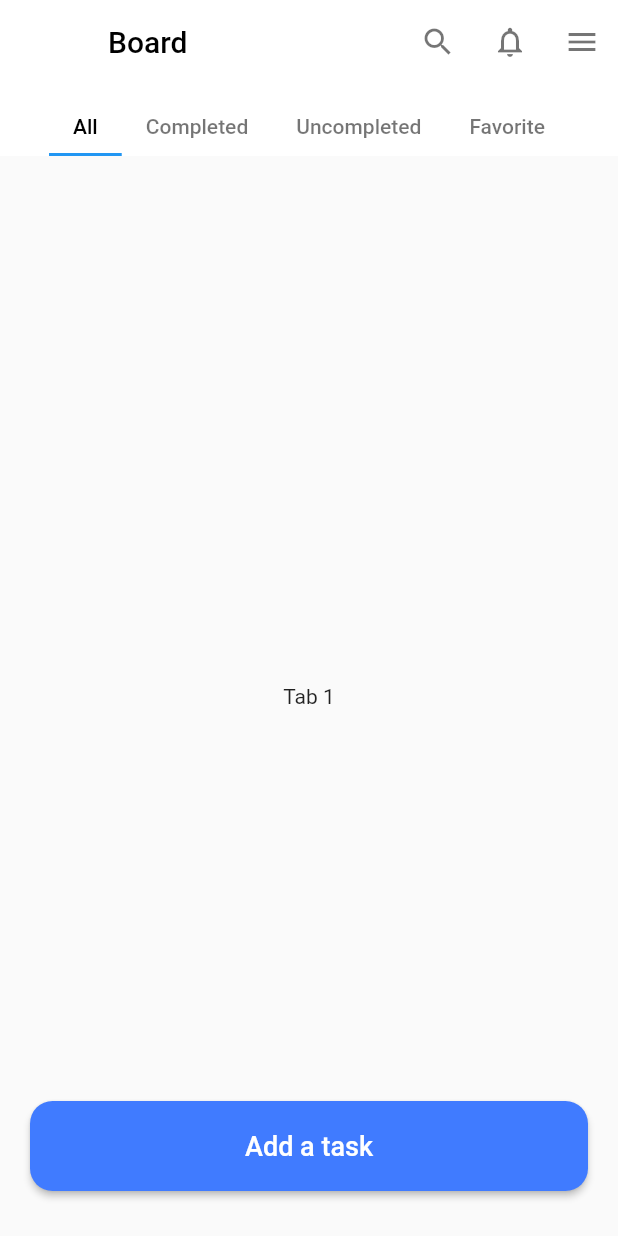
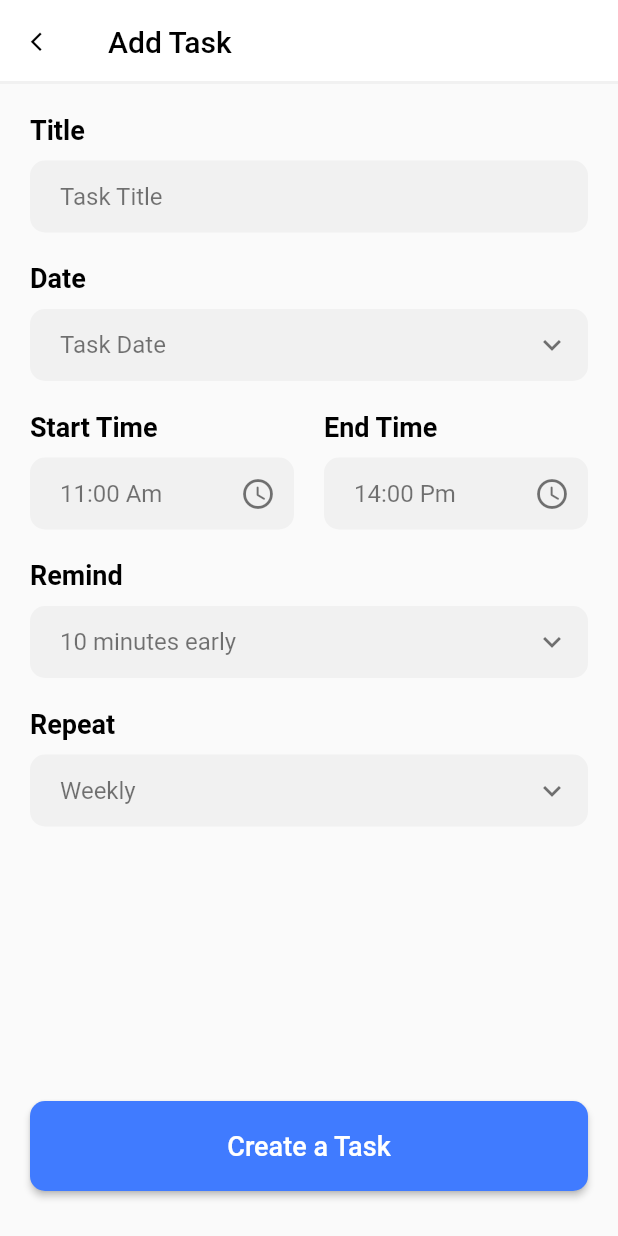
Before and after one commit to josephmaged/Algoriza_ToDoList, a Flutter app: the BoardWidget screen opened directly, after a tap on "Add a task", on a phone screen of 412 x 824 dp. Run offline on Flutter 3.47's test engine with Material 2 defaults, Android fonts, the phone set to English and light mode, and no system bars.

Commit message:
add task screen

```diff
--- /dev/null
+++ b/lib/features/add_task/presentation/pages/add_task_page.dart
@@ -0,0 +1,15 @@
+import 'package:flutter/material.dart';
+import 'package:to_do_list/features/add_task/presentation/widgets/add_task_widget.dart';
+import 'package:to_do_list/features/board/presentation/widgets/board_widget.dart';
+import 'package:to_do_list/features/on_boarding/presentation/widgets/onboarding_widget.dart';
+
+class AddTaskPage extends StatelessWidget {
+  static const String ID = 'AddTaskPage';
+
+  const AddTaskPage({Key? key}) : super(key: key);
+
+  @override
+  Widget build(BuildContext context) {
+    return const AddTaskWidget();
+  }
+}
--- /dev/null
+++ b/lib/features/add_task/presentation/widgets/add_task_widget.dart
@@ -0,0 +1,172 @@
+import 'package:flutter/cupertino.dart';
+import 'package:flutter/material.dart';
+import 'package:to_do_list/config/const.dart';
+import 'package:to_do_list/features/add_task/presentation/widgets/reusable_text.dart';
+import 'package:to_do_list/features/add_task/presentation/widgets/reusable_text_form.dart';
+import 'package:to_do_list/features/widgets/reusable_button.dart';
+
+class AddTaskWidget extends StatelessWidget {
+  const AddTaskWidget({Key? key}) : super(key: key);
+
+  @override
+  Widget build(BuildContext context) {
+    return Scaffold(
+      appBar: AppBar(
+        backgroundColor: Colors.white,
+        elevation: 0,
+        title: const Text(
+          'Add Task',
+          style: TextStyle(color: kBlackColor),
+        ),
+        foregroundColor: kBlackColor,
+        leading: IconButton(
+          onPressed: () => Navigator.of(context).pop(),
+          iconSize: 15,
+          icon: const Icon(Icons.arrow_back_ios),
+        ),
+        shape: const Border(
+          bottom: BorderSide(color: kLightColor, width: 2),
+        ),
+      ),
+      body: SizedBox(
+        height: MediaQuery.of(context).size.height,
+        child: Stack(
+          children: [
+            Padding(
+              padding: const EdgeInsets.all(20),
+              child: SingleChildScrollView(
+                child: Column(
+                  crossAxisAlignment: CrossAxisAlignment.start,
+                  children: [
+                    const ReusableText(
+                      text: 'Title',
+                    ),
+                    const SizedBox(
+                      height: 10,
+                    ),
+                    const ReusableTextForm(
+                      hitText: 'Task Title',
+                    ),
+                    const SizedBox(
+                      height: 20,
+                    ),
+                    const ReusableText(text: 'Date'),
+                    const SizedBox(
+                      height: 10,
+                    ),
+                    GestureDetector(
+                      onTap: () {},
+                      child: const ReusableTextForm(
+                        hitText: 'Task Date',
+                        enabled: false,
+                        suffixIcon: Icon(
+                          Icons.keyboard_arrow_down,
+                          color: kLightBlackColor,
+                        ),
+                      ),
+                    ),
+                    const SizedBox(
+                      height: 20,
+                    ),
+                    Row(
+                      mainAxisAlignment: MainAxisAlignment.spaceBetween,
+                      children: [
+                        Expanded(
+                          flex: 1,
+                          child: Column(
+                            crossAxisAlignment: CrossAxisAlignment.start,
+                            children: [
+                              const ReusableText(text: 'Start Time'),
+                              const SizedBox(
+                                height: 10,
+                              ),
+                              GestureDetector(
+                                onTap: () {},
+                                child: const ReusableTextForm(
+                                  hitText: '11:00 Am',
+                                  enabled: false,
+                                  suffixIcon: Icon(
+                                    Icons.access_time_rounded,
+                                    color: kLightBlackColor,
+                                  ),
+                                ),
+                              ),
+                            ],
+                          ),
+                        ),
+                        const SizedBox(width: 20,),
+                        Expanded(
+                          flex: 1,
+                          child: Column(
+                            crossAxisAlignment: CrossAxisAlignment.start,
+                            children: [
+                              const ReusableText(text: 'End Time'),
+                              const SizedBox(
+                                height: 10,
+                              ),
+                              GestureDetector(
+                                onTap: () {},
+                                child: const ReusableTextForm(
+                                  hitText: '14:00 Pm',
+                                  enabled: false,
+                                  suffixIcon: Icon(
+                                    Icons.access_time_rounded,
+                                    color: kLightBlackColor,
+                                  ),
+                                ),
+                              ),
+                            ],
+                          ),
+                        )
+                      ],
+                    ),
+                    const SizedBox(
+                      height: 20,
+                    ),
+                    const ReusableText(text: 'Remind'),
+                    const SizedBox(
+                      height: 10,
+                    ),
+                    GestureDetector(
+                      onTap: () {},
+                      child: const ReusableTextForm(
+                        hitText: '10 minutes early',
+                        enabled: false,
+                        suffixIcon: Icon(
+                          Icons.keyboard_arrow_down,
+                          color: kLightBlackColor,
+                        ),
+                      ),
+                    ),
+                    const SizedBox(
+                      height: 20,
+                    ),
+                    const ReusableText(text: 'Repeat'),
+                    const SizedBox(
+                      height: 10,
+                    ),
+                    GestureDetector(
+                      onTap: () {},
+                      child: const ReusableTextForm(
+                        hitText: 'Weekly',
+                        enabled: false,
+                        suffixIcon: Icon(
+                          Icons.keyboard_arrow_down,
+                          color: kLightBlackColor,
+                        ),
+                      ),
+                    ),
+                    const SizedBox(
+                      height: 80,
+                    )
+                  ],
+                ),
+              ),
+            ),
+            ReusableButton(text: 'Create a Task', onPressed: (){})
+          ],
+        ),
+      ),
+    );
+  }
+}
--- /dev/null
+++ b/lib/features/add_task/presentation/widgets/reusable_text.dart
@@ -0,0 +1,23 @@
+import 'package:flutter/material.dart';
+import 'package:to_do_list/config/const.dart';
+
+class ReusableText extends StatelessWidget {
+  final String text;
+
+  const ReusableText({
+    Key? key,
+    required this.text
+  }) : super(key: key);
+
+  @override
+  Widget build(BuildContext context) {
+    return Text(
+      text,
+      style: const TextStyle(
+          color: kBlackColor,
+          fontSize: 18,
+          fontWeight: FontWeight.bold
+      ),
+    );
+  }
+}
--- /dev/null
+++ b/lib/features/add_task/presentation/widgets/reusable_text_form.dart
@@ -0,0 +1,40 @@
+import 'dart:ui';
+
+import 'package:flutter/material.dart';
+import 'package:to_do_list/config/const.dart';
+
+class ReusableTextForm extends StatelessWidget {
+  final String hitText;
+  final bool enabled;
+  final Widget? suffixIcon;
+ // final TextEditingController controller;
+
+  const ReusableTextForm({
+    Key? key,
+    required this.hitText,
+    this.enabled = true,
+    this.suffixIcon,
+    //required this.controller
+  }) : super(key: key);
+
+  @override
+  Widget build(BuildContext context) {
+    return TextFormField(
+      keyboardType: TextInputType.name,
+     // controller: controller,
+      decoration: InputDecoration(
+        contentPadding: const EdgeInsets.symmetric(horizontal: 20),
+        border: OutlineInputBorder(
+          borderRadius: BorderRadius.circular(10),
+          borderSide: BorderSide.none,
+        ),
+        hintText: hitText,
+        hintStyle: const TextStyle(color: kLightBlackColor),
+        filled: true,
+        fillColor: kLightColor,
+        enabled: enabled,
+        suffixIcon: suffixIcon,
+      ),
+    );
+  }
+}
--- a/lib/features/board/presentation/widgets/board_widget.dart
+++ b/lib/features/board/presentation/widgets/board_widget.dart
@@ -1,10 +1,11 @@
 import 'package:flutter/material.dart';
 import 'package:to_do_list/config/const.dart';
+import 'package:to_do_list/features/add_task/presentation/pages/add_task_page.dart';
 import 'package:to_do_list/features/board/presentation/widgets/reusable_tab_selector.dart';
 import 'package:to_do_list/features/widgets/reusable_button.dart';
 
 class BoardWidget extends StatelessWidget {
-  BoardWidget({Key? key}) : super(key: key);
+  const BoardWidget({Key? key}) : super(key: key);
 
   @override
   Widget build(BuildContext context) {
@@ -22,29 +23,22 @@ class BoardWidget extends StatelessWidget {
             IconButton(
               onPressed: () {},
               icon: const Icon(
-                Icons.search,
-                color: kLightBlackColor,
-              ),
-            ),
-            IconButton(
-              onPressed: () {},
-              icon: const Icon(
-                Icons.notifications_none,
-                color: kLightBlackColor,
-              ),
-            ),
-            IconButton(
-              onPressed: () {},
-              icon: const Icon(
-                Icons.menu,
+                Icons.calendar_month,
                 color: kLightBlackColor,
               ),
             ),
           ],
+          shape: const Border(
+            bottom: BorderSide(color: kLightColor,width: 2),
+          ),
           bottom: const TabBar(
             unselectedLabelColor: kLightBlackColor,
             labelColor: kBlackColor,
             isScrollable: true,
+            indicator: UnderlineTabIndicator(
+              borderSide: BorderSide(width: 3,color: kPrimaryColor),
+              insets: EdgeInsets.symmetric(horizontal: 16),
+            ),
             tabs: [
               ReusableTabSelector(text: "All"),
               ReusableTabSelector(text: "Completed"),
@@ -55,8 +49,7 @@ class BoardWidget extends StatelessWidget {
         ),
         body: Stack(
           children: [
-            Expanded(
-              child: TabBarView(
+            const TabBarView(
               children: [
                 Center(
                   child: Text('Tab 1'),
@@ -72,10 +65,9 @@ class BoardWidget extends StatelessWidget {
                 ),
               ],
             ),
-            ),
             ReusableButton(
               text: 'Add a task',
-              onPressed: (){},
+              onPressed: () => Navigator.of(context).pushNamed(AddTaskPage.ID),
             ),
           ],
         ),
--- a/lib/features/widgets/reusable_button.dart
+++ b/lib/features/widgets/reusable_button.dart
@@ -21,7 +21,7 @@ class ReusableButton extends StatelessWidget {
         padding: const EdgeInsets.all(20),
         child: ElevatedButton(
           style: ElevatedButton.styleFrom(
-            shape: RoundedRectangleBorder(borderRadius: BorderRadius.circular(15)),
+            shape: RoundedRectangleBorder(borderRadius: BorderRadius.circular(10)),
             primary: kPrimaryColor,
           ),
           onPressed: onPressed,
--- a/lib/main.dart
+++ b/lib/main.dart
@@ -1,4 +1,5 @@
 import 'package:flutter/material.dart';
+import 'package:to_do_list/features/add_task/presentation/pages/add_task_page.dart';
 import 'package:to_do_list/features/board/presentation/pages/board_page.dart';
 import 'package:to_do_list/features/on_boarding/presentation/pages/onboarding_page.dart';
 
@@ -20,6 +21,7 @@ class MyApp extends StatelessWidget {
       routes: {
         OnBoardingPage.ID: (context) => const OnBoardingPage(),
         BoardPage.ID: (context) => const BoardPage(),
+        AddTaskPage.ID: (context) => const AddTaskPage(),
       },
       home: const OnBoardingPage(),
     );
```
Lines whose indentation alone changed are shown as unchanged.
